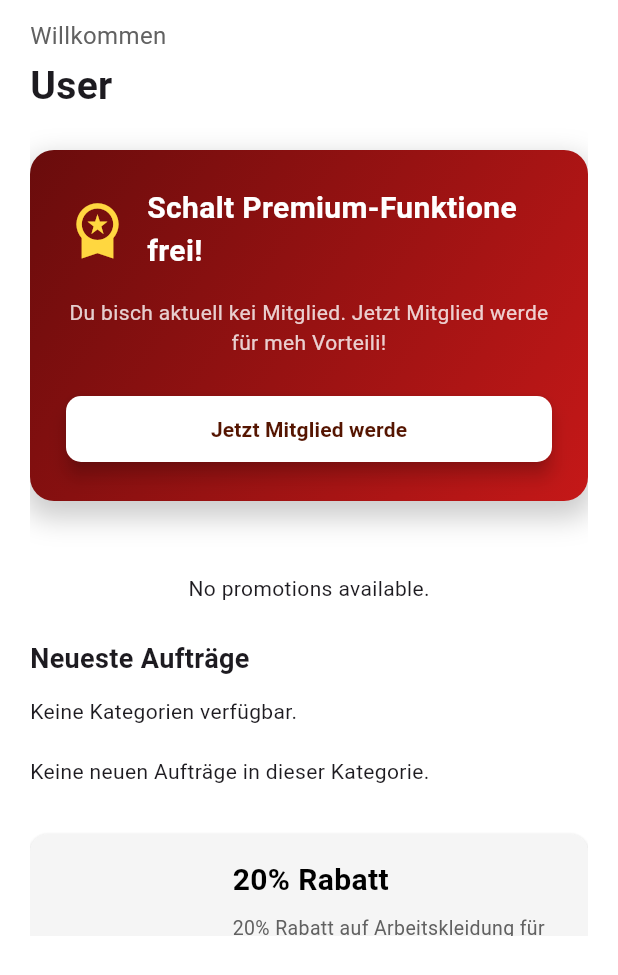
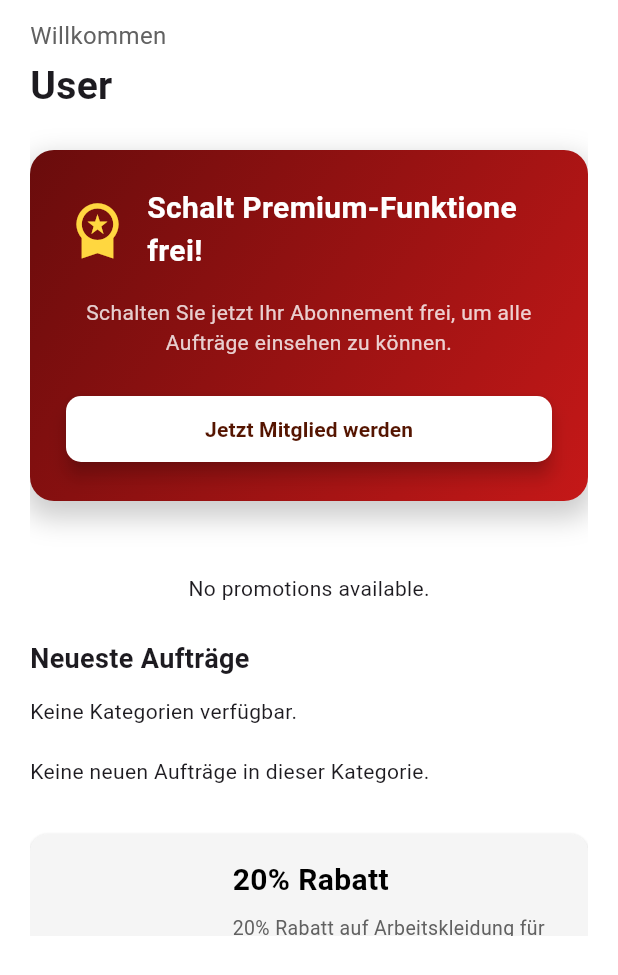
Before and after one commit to MahadiBapari/BauauftrageApp, a Flutter app: the HomePageScreen screen opened directly, on a phone screen of 412 x 824 dp. Shown: the top 975 px of the screen. Run offline on Flutter 3.47's test engine with Material 3 defaults, Android fonts, the phone set to English and light mode, and no system bars; our stand-ins replace app_links, cached_network_image, extended_image, image_picker, multi_select_flutter, photo_view and 2 more; missing offline and left inert: flutter_stripe; accounts and stored records are empty; network calls fail.

Commit message:
Reviewed translation as clients requirement

```diff
--- a/lib/presentation/auth/screens/email_verification_screen.dart
+++ b/lib/presentation/auth/screens/email_verification_screen.dart
@@ -72,9 +72,9 @@ class _EmailVerificationScreenState extends State<EmailVerificationScreen> {
         children: [
           Image.asset('assets/images/success.png', height: 80),
           const SizedBox(height: 24),
-          const Text("Dini E-Mail isch erfolgrich bestätigt worde!", style: TextStyle(fontSize: 20, fontWeight: FontWeight.bold, color: Colors.green)),
+          const Text("Deine  E -Mail wurde Erfolgreich bestätigt!", style: TextStyle(fontSize: 20, fontWeight: FontWeight.bold, color: Colors.green)),
           const SizedBox(height: 12),
-          const Text("Du wirsch gli zum Login witergleitet.", textAlign: TextAlign.center),
+          const Text("Du wirst gleich weitergeleitet.", textAlign: TextAlign.center),
         ],
       );
     } else if (status == "Invalid verification link.") {
--- a/lib/presentation/auth/screens/register_contractor_screen.dart
+++ b/lib/presentation/auth/screens/register_contractor_screen.dart
@@ -386,7 +386,7 @@ Die Nutzung der Plattform kann, insbesondere aus technischen Gründen, zeitweili
                 DropdownButtonFormField<String>(
                   value: _selectedCategory,
                   decoration: InputDecoration(
-                    labelText: 'Verfügbari Zyt',
+                    labelText: 'Verfügbare Zeit',
                     filled: true,
                     fillColor: Colors.grey[100],
                     border: OutlineInputBorder(
@@ -500,7 +500,7 @@ Die Nutzung der Plattform kann, insbesondere aus technischen Gründen, zeitweili
                       buttonIcon: const Icon(Icons.category, color: Color.fromARGB(255, 185, 33, 33)),
                       buttonText: Text(
                         _selectedServiceCategories.isEmpty
-                          ? "Service Kategorie ussuewähle*"
+                          ? "Kategorie auswählen*"
                           : "${_selectedServiceCategories.length} Kategorie(n) ausgewählt",
                         style: TextStyle(fontSize: 16, color: Colors.black87),
                       ),
--- a/lib/presentation/home/add_new_order_page/add_new_order_page_screen.dart
+++ b/lib/presentation/home/add_new_order_page/add_new_order_page_screen.dart
@@ -447,7 +447,7 @@ Widget build(BuildContext context) {
             Expanded(
               child: Text(
                 _selectedImages.isEmpty
-                    ? 'Keine Bilder ausgewählt?'
+                    ? ''
                     : '${_selectedImages.length} Bild(er) usgwählt',
                 overflow: TextOverflow.ellipsis,
               ),
--- a/lib/presentation/home/all_orders_page/all_orders_page_screen.dart
+++ b/lib/presentation/home/all_orders_page/all_orders_page_screen.dart
@@ -709,7 +709,7 @@ class _AllOrdersPageScreenState extends State<AllOrdersPageScreen> {
                                         context: context,
                                         builder: (context) => MembershipRequiredDialog(
                                           context: context,
-                                          message: 'A membership is required to view order details. Get a membership to access all order information.',
+                                          message: 'Eine Mitgliedschaft ist erforderlich, um Aufträge einzusehen. Werde Mitglied, um Zugriff auf alle Aufträge zu erhalten.',
                                         ),
                                       );
                                     }
--- a/lib/presentation/home/home_page/home_page_screen.dart
+++ b/lib/presentation/home/home_page/home_page_screen.dart
@@ -947,7 +947,7 @@ class _HomePageScreenState extends State<HomePageScreen> {
           const SizedBox(height: 16),
           Center(
             child: Text(
-                'Du bisch aktuell kei Mitglied. Jetzt Mitglied werde für meh Vorteili!',
+                'Schalten Sie jetzt Ihr Abonnement frei, um alle Aufträge einsehen zu können.',
               textAlign: TextAlign.center,
               style: TextStyle(
                 color: Colors.white.withOpacity(0.8),
@@ -977,7 +977,7 @@ class _HomePageScreenState extends State<HomePageScreen> {
                 elevation: 5,
               ),
               child: Text(
-                'Jetzt Mitglied werde',
+                'Jetzt Mitglied werden',
                 style: TextStyle(
                   fontSize: buttonFontSize,
                   fontWeight: FontWeight.bold,
@@ -1199,7 +1199,7 @@ class _HomePageScreenState extends State<HomePageScreen> {
         _isLoadingPartners
             ? const CustomLoadingIndicator(
                 size: 30.0,
-                message: 'Loading partners...',
+                message: 'Partners...',
                 isHorizontal: true,
                 itemCount: 4,
                 itemHeight: 240,
--- a/lib/presentation/home/home_page/home_page_screen_client.dart
+++ b/lib/presentation/home/home_page/home_page_screen_client.dart
@@ -670,7 +670,7 @@ class _HomePageScreenClientState extends State<HomePageScreenClient> with Automa
                                   const SizedBox(height: 16),
                                   ElevatedButton.icon(
                                     icon: const Icon(Icons.add),
-                                    label: const Text('Auftrag erfasse'),
+                                    label: const Text('Auftrag erfassen'),
                                     style: ElevatedButton.styleFrom(
                                       backgroundColor: Color.fromARGB(255, 179, 21, 21),
                                       foregroundColor: Colors.white,
--- a/lib/presentation/home/profile_page/profile_page_screen_contractor.dart
+++ b/lib/presentation/home/profile_page/profile_page_screen_contractor.dart
@@ -568,15 +568,15 @@ class _ProfilePageState extends State<ProfilePageScreenContractor> {
                           ),
                           _buildInfoRow(
                             context,
-                            'Dienstleistigskategorie',
+                            'Kategorie',
                             _getCategoryNames(),
                             Icons.category,
                           ),
                           _buildInfoRow(
                             context,
-                            'Verfügbari Zyt',
+                            'Verfügbare Zeit',
                             _userData!['meta_data']?['available_time']?[0] ??
-                                'Kei verfügbari Zyt',
+                                'Kei Verfügbare Zeit',
                             Icons.access_time,
                           ),
                           const SizedBox(height: 30),
--- a/lib/presentation/onboarding/screens/onboarding_screen.dart
+++ b/lib/presentation/onboarding/screens/onboarding_screen.dart
@@ -260,7 +260,7 @@ class _OnboardingScreenState extends State<OnboardingScreen> {
                     ),
                   ] else if (_currentIndex != onboardingPages.length - 1) ...[
                     OnboardingButton(
-                        text: 'Wiiter',
+                        text: 'Weiter',
                       onPressed: _nextPage,
                     ),
                     OnboardingSkipButton(onPressed: _skip),
```
